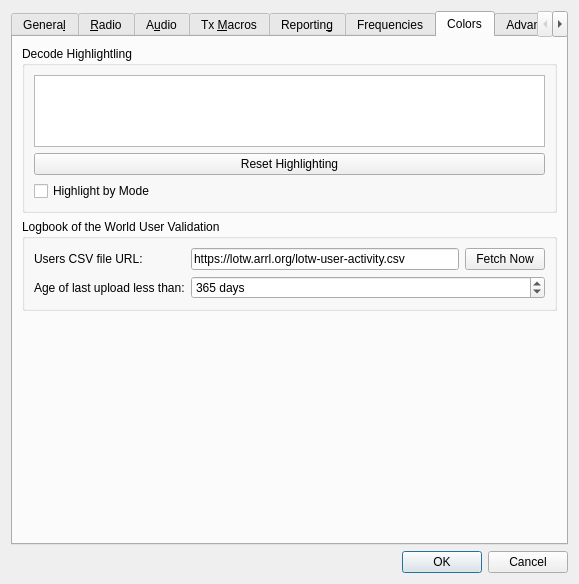
First picture: the form in Configuration.ui, repository saitohirga/WSJT-X, before the edit.
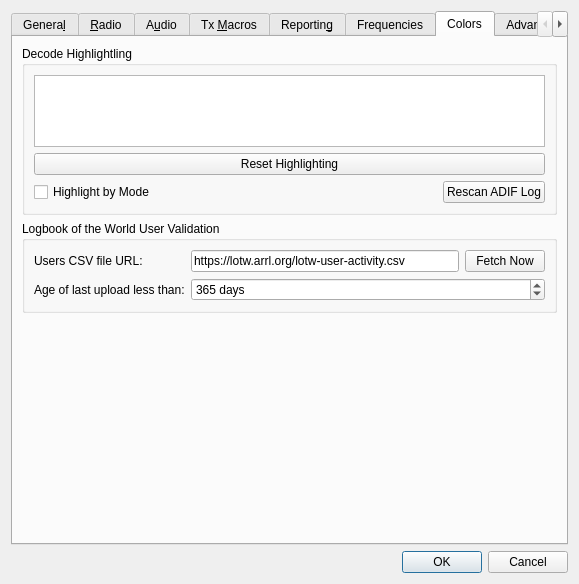
Second picture: the form after the edit. The open tabs and pages were chosen to show the change. Custom widgets are drawn as their Qt base class.

Commit message: Scan ADIF log asynchronously and new settings button to rescan ADIF log

Patch:
```diff
--- a/Configuration.ui
+++ b/Configuration.ui
@@ -2233,8 +2233,8 @@
            </widget>
           </item>
           <item>
-           <layout class="QGridLayout" name="gridLayout_5">
-            <item row="0" column="0">
+           <layout class="QHBoxLayout" name="horizontalLayout_15">
+            <item>
              <widget class="QCheckBox" name="highlight_by_mode_check_box">
               <property name="toolTip">
                <string>&lt;html&gt;&lt;head/&gt;&lt;body&gt;&lt;p&gt;Check to indicate new DXCC entities, grid squares, and callsigns per mode.&lt;/p&gt;&lt;/body&gt;&lt;/html&gt;</string>
@@ -2244,6 +2244,26 @@
               </property>
              </widget>
             </item>
+            <item>
+             <spacer name="horizontalSpacer_5">
+              <property name="orientation">
+               <enum>Qt::Horizontal</enum>
+              </property>
+              <property name="sizeHint" stdset="0">
+               <size>
+                <width>40</width>
+                <height>20</height>
+               </size>
+              </property>
+             </spacer>
+            </item>
+            <item>
+             <widget class="QPushButton" name="rescan_log_push_button">
+              <property name="text">
+               <string>Rescan ADIF Log</string>
+              </property>
+             </widget>
+            </item>
            </layout>
           </item>
          </layout>
```
Left out of the diff: 1 changed line with no effect on the pictures. The commit also changes 9 other files.
